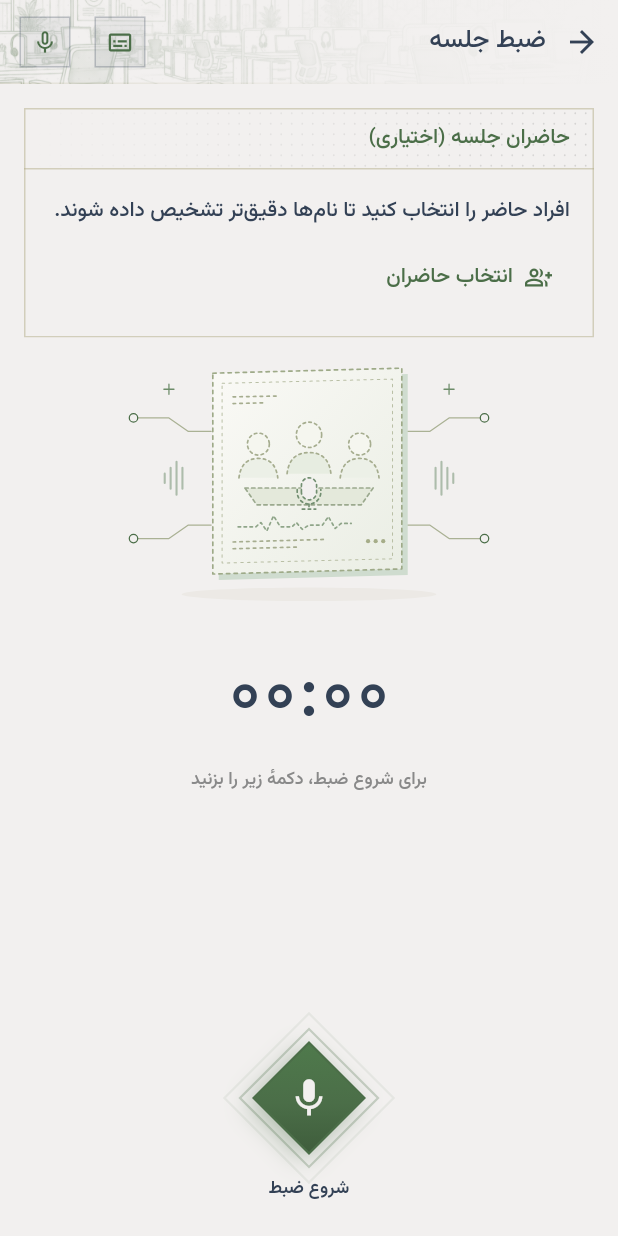
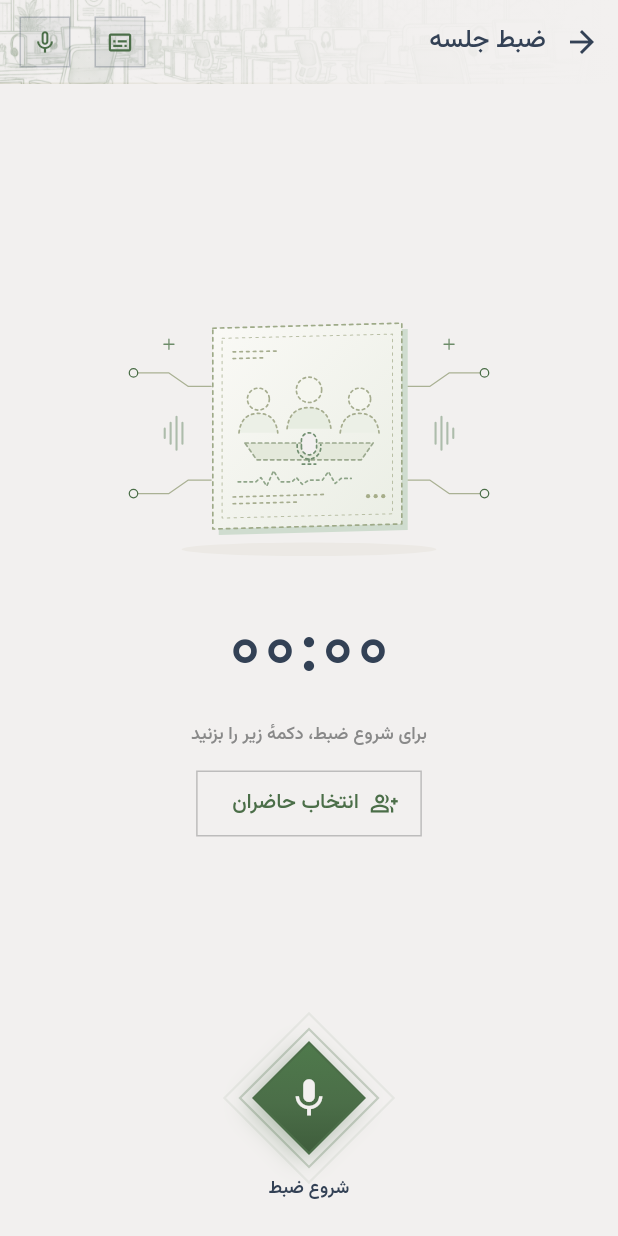
Before and after one commit to aminazadi/sedasanj, a Flutter app: the RecordingScreen screen opened directly with empty values, on a phone screen of 412 x 824 dp. Run offline on Flutter 3.47's test engine with Material 3 defaults, Android fonts, the phone set to English and light mode, and no system bars; our stand-ins replace connectivity_plus, dio, file_picker, flutter_riverpod, flutter_secure_storage, flutter_svg and 8 more; missing offline and left inert: cryptography, disk_space_plus, flutter_foreground_task, mobile_scanner, record, sherpa_onnx; accounts and stored records are empty.

Commit message:
Move recording attendees into an inline outlined selector
Replace the standalone attendee card with an outlined button beneath the timer instructions and removable name chips in the same horizontally scrollable row. Keep the illustration non-interactive while allowing attendee selection before recording.

Verify inline placement and recorder attendee handoff; update the recording guide and AMINAZADI changelog entry.

```diff
--- a/jalase-negar/lib/features/recording/presentation/recording_screen.dart
+++ b/jalase-negar/lib/features/recording/presentation/recording_screen.dart
@@ -207,14 +207,7 @@ class _RecordingScreenState extends ConsumerState<RecordingScreen> {
                                   widget.liveTranscript ??
                                   LiveTranscriptPanel(state: controller.live),
                             )
-                          : _preparing
-                          ? const SizedBox.expand()
-                          : const Align(
-                              alignment: Alignment.topCenter,
-                              child: SingleChildScrollView(
-                                child: _AttendeesCard(),
-                              ),
-                            ),
+                          : const SizedBox.expand(),
                     ),
                     if (isActive) ...[
                       if (state.interrupted || isPaused || isSaving)
@@ -325,8 +318,7 @@ class _RecordingPreview extends StatelessWidget {
 
   @override
   Widget build(BuildContext context) {
-    return IgnorePointer(
-      child: Stack(
+    return Stack(
       fit: StackFit.expand,
       children: [
         _buildIllustration(context),
@@ -344,7 +336,6 @@ class _RecordingPreview extends StatelessWidget {
         else if (secondsRemaining case final seconds?)
           Center(child: _CountdownNumber(seconds: seconds)),
       ],
-      ),
     );
   }
 
@@ -355,9 +346,11 @@ class _RecordingPreview extends StatelessWidget {
         Flexible(
           child: Padding(
             padding: const EdgeInsets.only(bottom: 20),
+            child: IgnorePointer(
               child: MeetingIllustration(
                 dispersed: dispersed,
                 onDispersed: onDispersed,
+              ),
             ),
           ),
         ),
@@ -380,6 +373,8 @@ class _RecordingPreview extends StatelessWidget {
                 textAlign: TextAlign.center,
                 style: Theme.of(context).textTheme.bodySmall,
               ),
+              const SizedBox(height: 12),
+              const _AttendeesSelector(),
             ],
           ),
         ),
@@ -810,9 +805,9 @@ class _LiveToggle extends ConsumerWidget {
   }
 }
 
-/// Optional "who is here" card on the ready-to-record screen.
-class _AttendeesCard extends ConsumerWidget {
-  const _AttendeesCard();
+/// Inline attendee selection below the ready-to-record instructions.
+class _AttendeesSelector extends ConsumerWidget {
+  const _AttendeesSelector();
 
   @override
   Widget build(BuildContext context, WidgetRef ref) {
@@ -826,36 +821,23 @@ class _AttendeesCard extends ConsumerWidget {
       }
     }
 
-    return SsCard(
-      title: 'حاضران جلسه (اختیاری)',
-      ripple: true,
-      onTap: pick,
-      child: Column(
-        crossAxisAlignment: CrossAxisAlignment.start,
+    return SingleChildScrollView(
+      scrollDirection: Axis.horizontal,
+      child: Row(
         children: [
-          if (chosen.isEmpty)
-            const Text(
-              'افراد حاضر را انتخاب کنید تا نام‌ها دقیق‌تر تشخیص داده شوند.',
-            )
-          else
-            Wrap(
-              spacing: 6,
-              runSpacing: 6,
-              children: [
-                for (final id in chosen)
+          OutlinedButton.icon(
+            onPressed: pick,
+            icon: const Icon(Icons.group_add_outlined),
+            label: Text(chosen.isEmpty ? 'انتخاب حاضران' : 'ویرایش حاضران'),
+          ),
+          for (final id in chosen) ...[
+            const SizedBox(width: 8),
             InputChip(
               label: Text(names[id] ?? 'فرد حذف‌شده'),
               onDeleted: () =>
                   ref.read(pendingAttendeesProvider.notifier).remove(id),
             ),
           ],
-            ),
-          const SizedBox(height: 8),
-          TextButton.icon(
-            onPressed: pick,
-            icon: const Icon(Icons.group_add_outlined),
-            label: Text(chosen.isEmpty ? 'انتخاب حاضران' : 'ویرایش حاضران'),
-          ),
         ],
       ),
     );
```
Also changed, not shown: 3 other files. Lines whose indentation alone changed are shown as unchanged.
